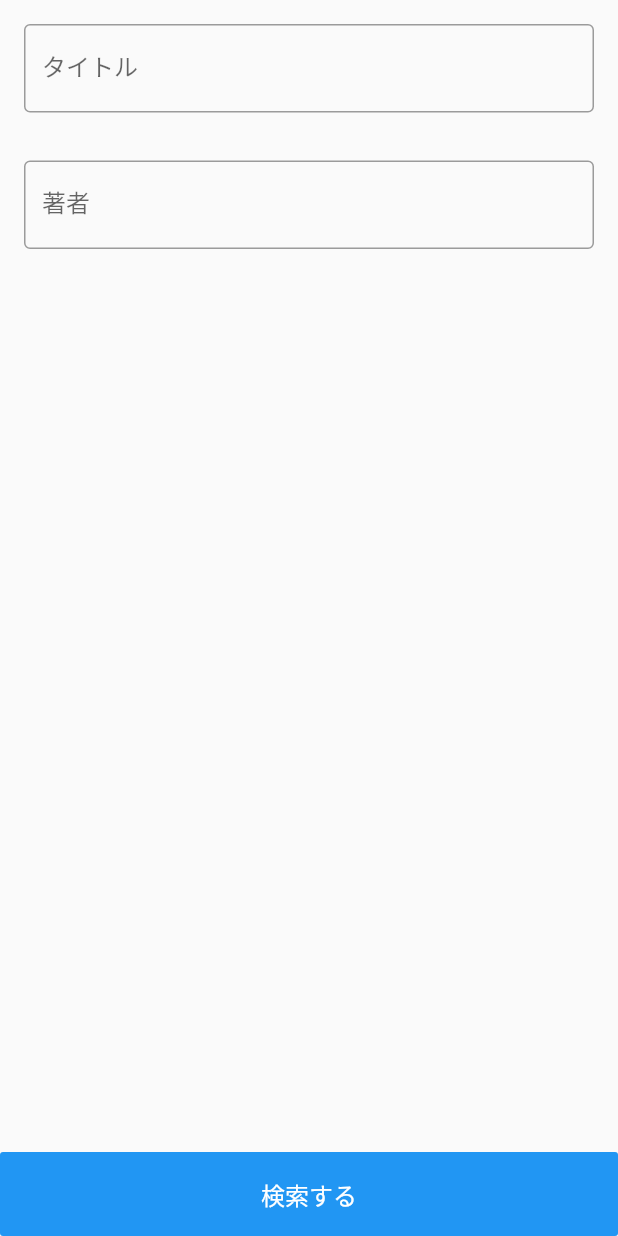
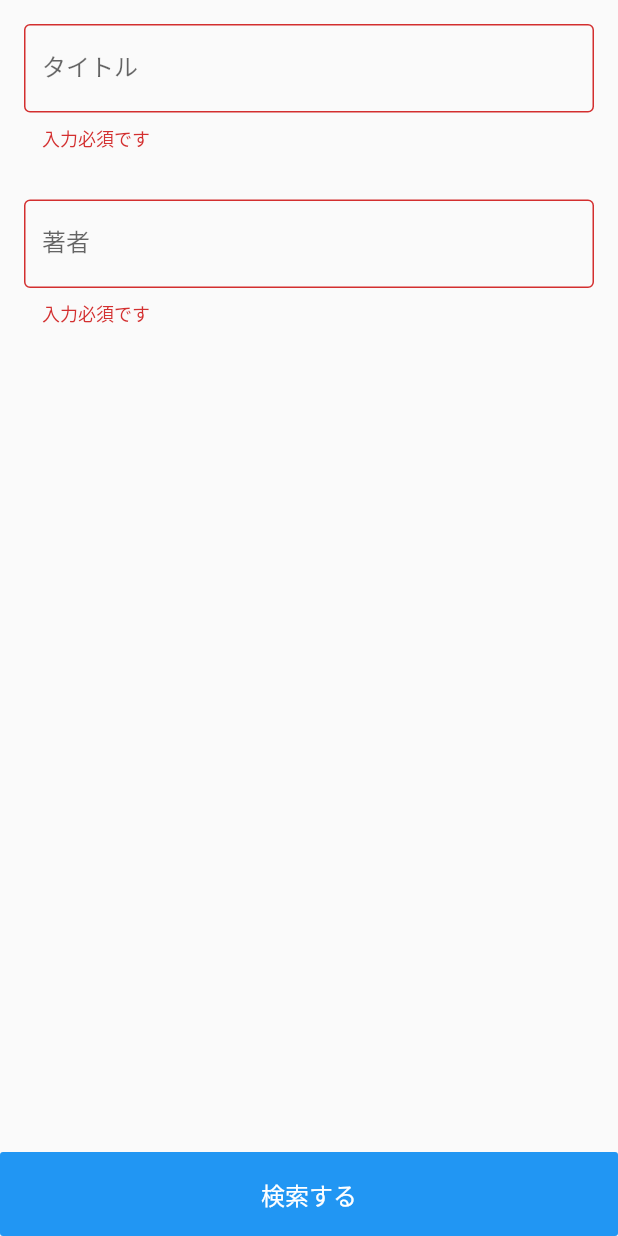
Before and after one commit to norio2525/bookshelf-flutter, a Flutter app: the SearchPage screen opened directly, after a tap on "検索する", on a phone screen of 412 x 824 dp. Run offline on Flutter 3.47's test engine with Material 2 defaults, Android fonts, the phone set to English and light mode, and no system bars.

Commit message:
pass a parameters to SearchScreen

```diff
--- a/lib/widgets/search.dart
+++ b/lib/widgets/search.dart
@@ -1,6 +1,17 @@
+import 'package:bookshelf/widgets/search_page.dart';
 import 'package:flutter/material.dart';
 
-class SearchPage extends StatelessWidget {
+class SearchPage extends StatefulWidget {
+  @override
+  State<StatefulWidget> createState() => _SearchPageScreen();
+}
+
+class _SearchPageScreen extends State<SearchPage> {
+  final _title = new TextEditingController();
+  final _author = new TextEditingController();
+  bool _titleValidate = false;
+  bool _authorValidate = false;
+
   @override
   Widget build(BuildContext context) {
     return Scaffold(
@@ -12,19 +23,21 @@ class SearchPage extends StatelessWidget {
           Padding(
             padding: const EdgeInsets.all(16.0),
             child: TextField(
+              controller: _title,
               decoration: InputDecoration(
-                border: OutlineInputBorder(),
-                labelText: 'タイトル',
-              ),
+                  border: OutlineInputBorder(),
+                  labelText: 'タイトル',
+                  errorText: _titleValidate ? '入力必須です' : null),
             ),
           ),
           Padding(
             padding: const EdgeInsets.all(16.0),
             child: TextField(
+              controller: _author,
               decoration: InputDecoration(
-                border: OutlineInputBorder(),
-                labelText: '著者',
-              ),
+                  border: OutlineInputBorder(),
+                  labelText: '著者',
+                  errorText: _authorValidate ? '入力必須です' : null),
             ),
           ),
           Spacer(),
@@ -34,9 +47,22 @@ class SearchPage extends StatelessWidget {
                 child: FlatButton(
                   padding: EdgeInsets.all(16.0),
                   onPressed: () {
-                    /**
-                         *
-                         */
+                    if (_title.text.isEmpty && _author.text.isEmpty) {
+                      setState(() {
+                        _titleValidate = true;
+                        _authorValidate = true;
+                      });
+                      return;
+                    }
+                    setState(() {
+                      _titleValidate = false;
+                      _authorValidate = false;
+                    });
+                    Navigator.push(
+                        context,
+                        MaterialPageRoute(
+                            builder: (context) => SearchScreen(
+                                title: _title.text, author: _author.text)));
                   },
                   color: Colors.blue,
                   textColor: Colors.white,
```
Also changed, not shown: lib/http/api_client.dart (+13 -4 lines), lib/widgets/search_page.dart (+12 -6 lines), lib/widgets/shelf.dart (+0 -8 lines).
